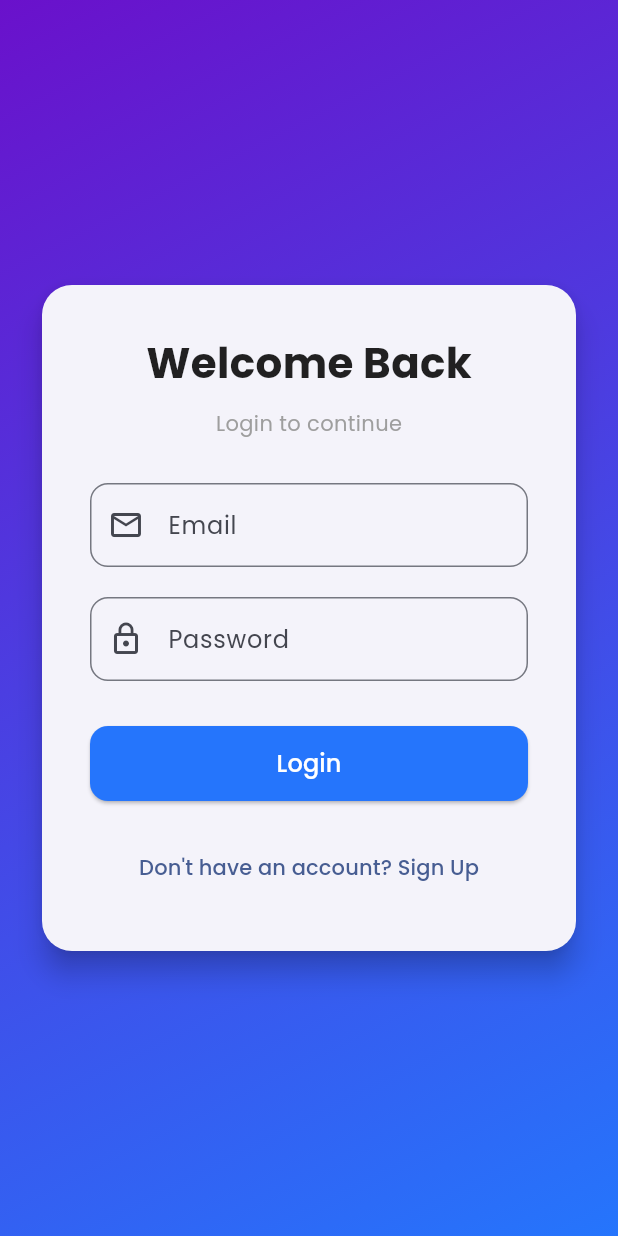
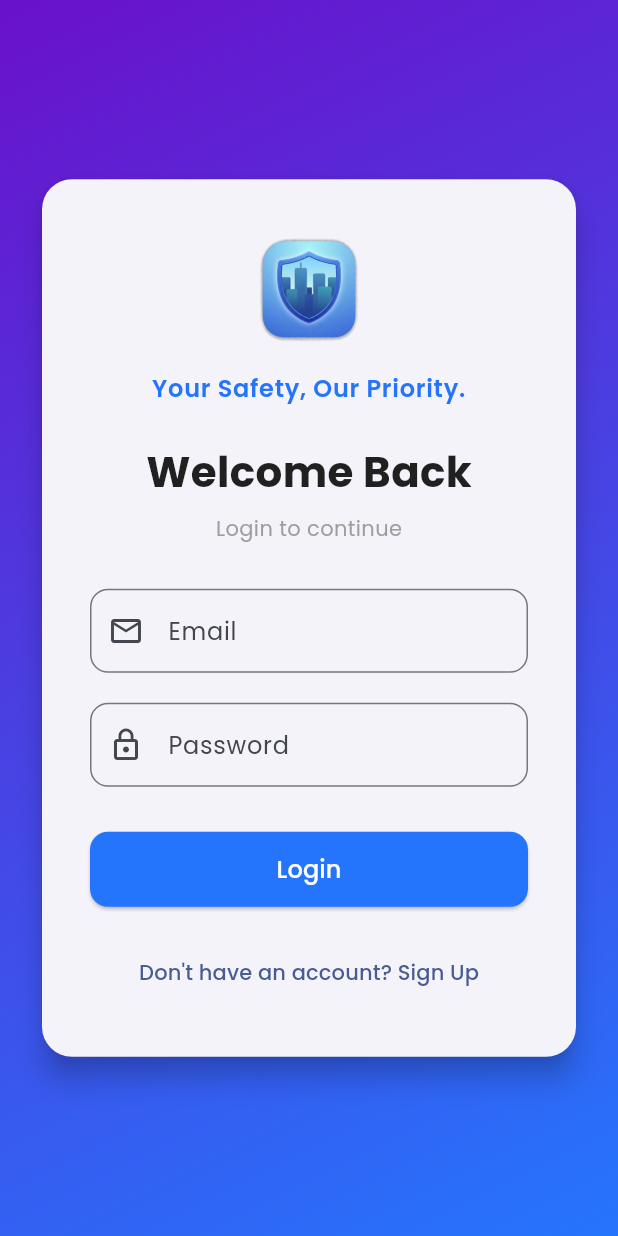
Before and after one commit to sumhonyou/Sisters-KitaHack-Hackathon-Project, a Flutter app: the screen it shows after launch, on a phone screen of 412 x 824 dp. Run offline on Flutter 3.47's test engine with Material 3 defaults, Android fonts, the light colour scheme and no system bars; our stand-ins replace battery_plus, cloud_firestore, connectivity_plus, firebase_auth, firebase_core, firebase_storage and 9 more; accounts and stored records are empty.

Commit message:
added app_icon and slogan to login and sign up page

```diff
--- a/lib/pages/login_screen.dart
+++ b/lib/pages/login_screen.dart
@@ -69,6 +69,22 @@ class _LoginScreenState extends State<LoginScreen> {
                   child: Column(
                     mainAxisSize: MainAxisSize.min,
                     children: [
+                      Image.asset(
+                        'assets/images/shelters/app_icon.png',
+                        height: 80,
+                      ),
+                      const SizedBox(height: 16),
+                      const Text(
+                        'Your Safety, Our Priority.',
+                        textAlign: TextAlign.center,
+                        style: TextStyle(
+                          fontSize: 16,
+                          fontWeight: FontWeight.w600,
+                          color: Color(0xFF2575FC),
+                          letterSpacing: 0.5,
+                        ),
+                      ),
+                      const SizedBox(height: 24),
                       const Text(
                         'Welcome Back',
                         style: TextStyle(
@@ -77,7 +93,7 @@ class _LoginScreenState extends State<LoginScreen> {
                           color: Colors.black87,
                         ),
                       ),
-                      const SizedBox(height: 10),
+                      const SizedBox(height: 8),
                       const Text(
                         'Login to continue',
                         style: TextStyle(color: Colors.grey),
```
Also changed, not shown: lib/pages/signup_screen.dart (+17 -1 lines), assets/images/shelters/app_icon.png, 31 other files.
